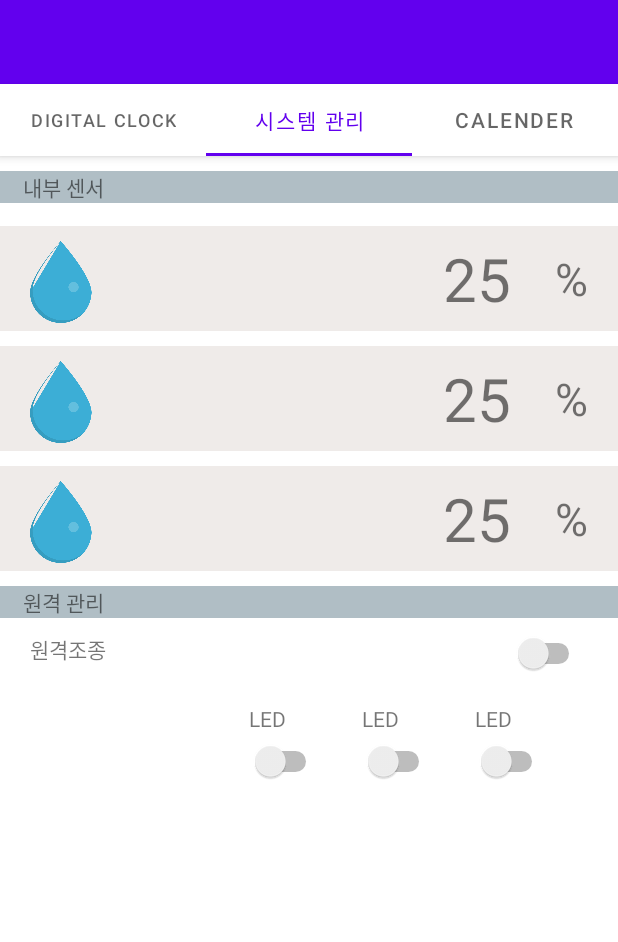
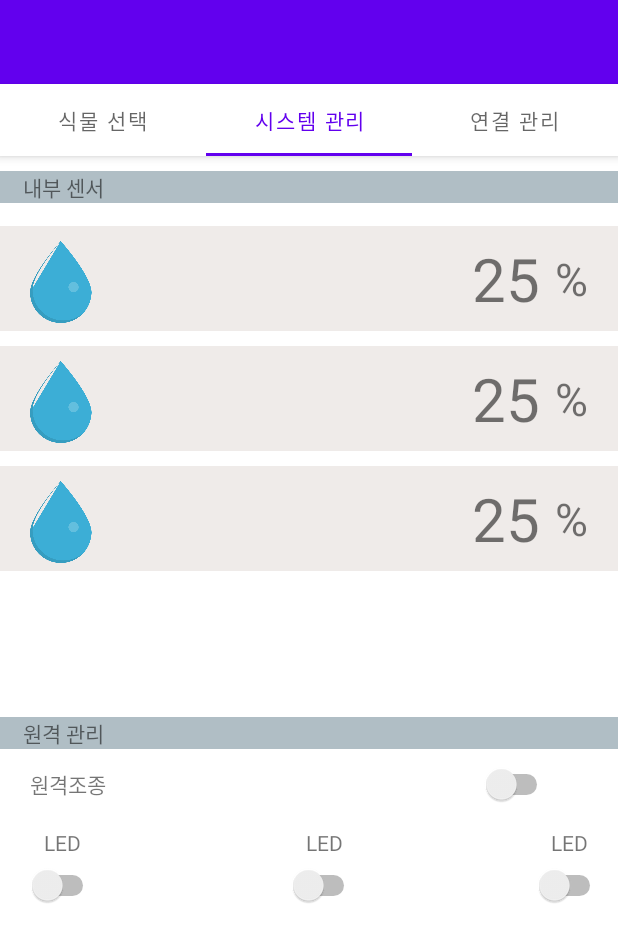
Before and after one commit to gunamkwon/Smart-Hydroponics-System, an Android app: the screen it shows after launch (MainActivity), tab 2 chosen, on a phone screen of 412 x 824 dp. Shown: the top 942 px of the screen. Run offline under Robolectric (Android 15) with nearby library versions, the phone set to English and light mode, and no system bars.

Commit message:
First Page

```diff
--- a/Android2/app/build.gradle
+++ b/Android2/app/build.gradle
@@ -30,6 +30,8 @@ android {
 
 dependencies {
 
+    implementation fileTree(dir: 'libs', include: ['*.jar'])
+    implementation 'de.hdodenhof:circleimageview:3.0.0'
     implementation 'androidx.appcompat:appcompat:1.2.0'
     implementation 'com.google.android.material:material:1.3.0'
     implementation 'androidx.constraintlayout:constraintlayout:2.0.4'
--- /dev/null
+++ b/Android2/app/src/main/java/com/cookandroid/android/ControlFragment.java
@@ -0,0 +1,19 @@
+package com.cookandroid.android;
+
+import android.os.Bundle;
+import android.view.LayoutInflater;
+import android.view.View;
+import android.view.ViewGroup;
+import android.widget.FrameLayout;
+
+import androidx.fragment.app.Fragment;
+
+public class ControlFragment extends Fragment {
+
+    @Override
+    public View onCreateView(LayoutInflater inflater, ViewGroup container,
+                             Bundle savedInstanceState) {
+        ViewGroup view = (ViewGroup) inflater.inflate(R.layout.fragment_control,null);
+        return view;
+    }
+}
--- a/Android2/app/src/main/java/com/cookandroid/android/AnalogFragment.java
+++ b/Android2/app/src/main/java/com/cookandroid/android/InfoFragment.java
@@ -1,17 +1,17 @@
 package com.cookandroid.android;
-
-import androidx.fragment.app.Fragment;
 
 import android.os.Bundle;
 import android.view.LayoutInflater;
 import android.view.View;
 import android.view.ViewGroup;
 
-public class AnalogFragment extends Fragment {
+import androidx.fragment.app.Fragment;
+
+public class InfoFragment extends Fragment {
     @Override
     public View onCreateView(LayoutInflater inflater, ViewGroup container,
-                                 Bundle savedInstanceState) {
-        ViewGroup view = (ViewGroup) inflater.inflate(R.layout.fragment_analog,null);
+                             Bundle savedInstanceState) {
+        ViewGroup view = (ViewGroup) inflater.inflate(R.layout.fragment_info,null);
 
         return view;
     }
--- a/Android2/app/src/main/java/com/cookandroid/android/MainActivity.java
+++ b/Android2/app/src/main/java/com/cookandroid/android/MainActivity.java
@@ -10,7 +10,9 @@ import com.google.android.material.tabs.TabLayout;
 
 public class MainActivity extends AppCompatActivity {
 
-    Fragment frag1,frag_sys,frag3;
+    Fragment frag_info, frag_toggle,
+            frag_sys, frag_ctrl,
+            frag3;
 
     @Override
     protected void onCreate(Bundle savedInstanceState) {
@@ -20,16 +22,19 @@ public class MainActivity extends AppCompatActivity {
         Toolbar toolbar = (Toolbar) findViewById(R.id.toolbar);
        // setSupportActionBar(toolbar);
 
-        frag1 = new AnalogFragment();
+        frag_info = new InfoFragment();
+        frag_toggle = new ToggleFragment();
         frag_sys = new SystemFragment();
+        frag_ctrl = new ControlFragment();
         frag3 = new CalenderFragment();
-        getSupportFragmentManager().beginTransaction().replace(R.id.container, frag1).commit();
+        getSupportFragmentManager().beginTransaction().replace(R.id.container, frag_info)
+                .replace(R.id.container_main, frag_toggle).commit();
 
 
         TabLayout tabs = (TabLayout) findViewById(R.id.tabs);
-        tabs.addTab(tabs.newTab().setText("DIGITAL CLOCK"));
+        tabs.addTab(tabs.newTab().setText("식물 선택"));
         tabs.addTab(tabs.newTab().setText("시스템 관리"));
-        tabs.addTab(tabs.newTab().setText("CALENDER"));
+        tabs.addTab(tabs.newTab().setText("연결 관리"));
 
         tabs.setOnTabSelectedListener(new TabLayout.OnTabSelectedListener() {
             @Override
@@ -39,14 +44,18 @@ public class MainActivity extends AppCompatActivity {
                 Fragment frselected = null;
                 Fragment frselected2 = null;
                 if (position == 0) {
-                    frselected = frag1;
+                    frselected = frag_info;
+                    frselected2 = frag_toggle;
                 } else if (position == 1) {
                     frselected = frag_sys;
+                    frselected2 = frag_ctrl;
                 } else if (position == 2) {
                     frselected = frag3;
+                    frselected2 = frag_ctrl;
                 }
 
-                getSupportFragmentManager().beginTransaction().replace(R.id.container, frselected).commit();
+                getSupportFragmentManager().beginTransaction().replace(R.id.container, frselected)
+                        .replace(R.id.container_main, frselected2).commit();
             }
             @Override
             public void onTabUnselected(TabLayout.Tab tab) {
--- /dev/null
+++ b/Android2/app/src/main/java/com/cookandroid/android/ToggleFragment.java
@@ -0,0 +1,18 @@
+package com.cookandroid.android;
+
+import androidx.fragment.app.Fragment;
+
+import android.os.Bundle;
+import android.view.LayoutInflater;
+import android.view.View;
+import android.view.ViewGroup;
+
+public class ToggleFragment extends Fragment {
+    @Override
+    public View onCreateView(LayoutInflater inflater, ViewGroup container,
+                                 Bundle savedInstanceState) {
+        ViewGroup view = (ViewGroup) inflater.inflate(R.layout.fragment_toggle,null);
+
+        return view;
+    }
+}
--- a/Android2/app/src/main/res/layout/activity_main.xml
+++ b/Android2/app/src/main/res/layout/activity_main.xml
@@ -35,13 +35,24 @@
 
         </com.google.android.material.appbar.AppBarLayout>
 
-        <FrameLayout
+        <LinearLayout
             android:id="@+id/container"
             android:layout_width="match_parent"
-            android:layout_height="match_parent"
+            android:layout_height="wrap_content"
+            android:orientation="vertical"
             app:layout_behavior="@string/appbar_scrolling_view_behavior"
             >
-        </FrameLayout>
+
+        </LinearLayout>
+
+        <LinearLayout
+            android:id="@+id/container_main"
+            android:layout_width="match_parent"
+            android:layout_height="wrap_content"
+            android:layout_gravity="end"
+            android:orientation="vertical"
+            app:layout_behavior="@string/appbar_scrolling_view_behavior"
+            ></LinearLayout>
 
     </androidx.coordinatorlayout.widget.CoordinatorLayout>
 
--- /dev/null
+++ b/Android2/app/src/main/res/layout/fragment_control.xml
@@ -0,0 +1,57 @@
+<?xml version="1.0" encoding="utf-8"?>
+<TableLayout
+    xmlns:android="http://schemas.android.com/apk/res/android"
+    android:orientation="vertical"
+    android:layout_width="fill_parent"
+    android:layout_height="wrap_content"
+    android:stretchColumns="*">
+
+    <!-- 외부제어 -->
+    <TableRow
+        android:background="@color/grey"
+        android:layout_marginTop="50dp">
+
+        <TextView
+            android:text="원격 관리"
+            android:layout_width="wrap_content"
+            android:layout_height="wrap_content"
+            android:paddingLeft="15dp" />
+    </TableRow>
+
+    <TableRow
+        android:paddingLeft="20dp"
+        android:paddingTop="10dp"
+        android:paddingBottom="10dp">
+
+        <TextView
+            android:text="원격조종"/>
+
+        <Switch
+            android:layout_width="250dp"/>
+    </TableRow>
+
+    <TableRow
+        android:paddingTop="5dp"
+        android:paddingBottom="5dp">
+        <TextView
+            android:text="LED"
+            android:layout_gravity="center"/>
+        <TextView
+            android:text="LED"
+            android:layout_gravity="center"/>
+        <TextView
+            android:text="LED"
+            android:layout_gravity="center"/>
+    </TableRow>
+
+    <TableRow>
+
+        <Switch android:layout_gravity="center_horizontal"></Switch>
+
+        <Switch android:layout_gravity="center_horizontal"></Switch>
+
+        <Switch
+            android:layout_gravity="center_horizontal"></Switch>
+    </TableRow>
+
+</TableLayout>
--- a/Android2/app/src/main/res/layout/fragment_system.xml
+++ b/Android2/app/src/main/res/layout/fragment_system.xml
@@ -111,68 +111,4 @@
             />
     </TableRow>
 
-    <!-- 외부제어 -->
-    <TableRow
-        android:background="@color/grey"
-        android:layout_marginTop="10dp">
-
-        <TextView
-            android:text="원격 관리"
-            android:layout_width="wrap_content"
-            android:layout_height="wrap_content"
-            android:paddingLeft="15dp" />
-    </TableRow>
-
-    <TableRow
-        android:paddingLeft="20dp"
-        android:paddingRight="20dp"
-        android:paddingTop="10dp"
-        android:paddingBottom="10dp">
-
-        <TextView
-            android:text="원격조종"/>
-
-        <Switch
-            android:layout_span="3"
-            android:layout_gravity="end"/>
-    </TableRow>
-
-    <TableRow
-        android:paddingLeft="20dp"
-        android:paddingRight="20dp"
-        android:paddingTop="10dp"
-        android:paddingBottom="5dp">
-        <TextView
-            android:text=""/>
-        <TextView
-            android:text="LED"
-            android:paddingRight="50dp"
-            android:layout_weight="1" />
-        <TextView
-            android:text="LED"
-            android:paddingRight="50dp"
-            android:layout_weight="1" />
-        <TextView
-            android:text="LED"
-            android:paddingRight="50dp"
-            android:layout_weight="1" />
-    </TableRow>
-
-    <TableRow
-        android:paddingLeft="20dp"
-        android:paddingRight="20dp" >
-
-        <TextView
-            android:text=""/>
-        <Switch
-            android:layout_weight="1"
-            android:layout_gravity="start"></Switch>
-        <Switch
-            android:layout_weight="1"
-            android:layout_gravity="start"></Switch>
-        <Switch
-            android:layout_weight="1"
-            android:layout_gravity="start"></Switch>
-    </TableRow>
-
 </TableLayout>
```
Also changed, not shown: Android2/app/src/main/res/layout/fragment_analog.xml (deleted, +0 -11 lines), Android2/app/src/main/res/layout/fragment_info.xml (added, +33 -0 lines), Android2/app/src/main/res/layout/fragment_toggle.xml (added, +24 -0 lines), Android2/app/src/main/res/drawable/lettuce.png (added).
